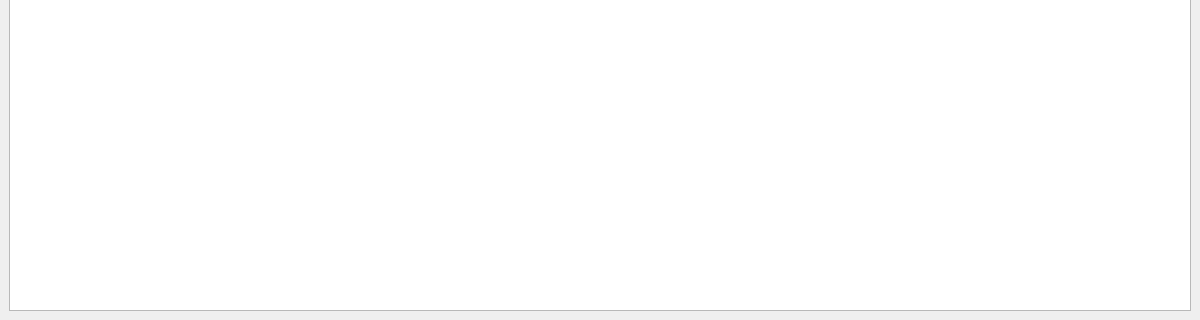
First picture: the form in ui/USLab4a.ui, repository mym-br/us_lab4a, before the edit; both pictures show x 0 to 1200 and y 580 to 900 of the 1200 by 900 pixel window.
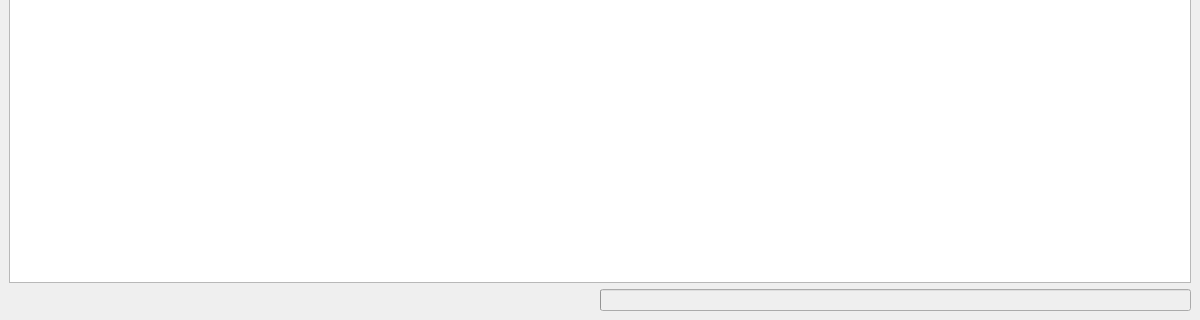
Second picture: the form after the edit. Icons and pictures are not drawn.

What changed in the file:
```diff
--- a/ui/USLab4a.ui
+++ b/ui/USLab4a.ui
@@ -218,6 +218,62 @@
       </property>
      </widget>
     </item>
+    <item row="5" column="0" colspan="4">
+     <widget class="QWidget" name="widget_2" native="true">
+      <layout class="QHBoxLayout" name="horizontalLayout" stretch="1,1">
+       <property name="spacing">
+        <number>0</number>
+       </property>
+       <property name="leftMargin">
+        <number>0</number>
+       </property>
+       <property name="topMargin">
+        <number>0</number>
+       </property>
+       <property name="rightMargin">
+        <number>0</number>
+       </property>
+       <property name="bottomMargin">
+        <number>0</number>
+       </property>
+       <item>
+        <widget class="QLabel" name="progressLabel">
+         <property name="font">
+          <font>
+           <family>Monospace</family>
+           <kerning>false</kerning>
+          </font>
+         </property>
+         <property name="text">
+          <string/>
+         </property>
+         <property name="alignment">
+          <set>Qt::AlignRight|Qt::AlignTrailing|Qt::AlignVCenter</set>
+         </property>
+        </widget>
+       </item>
+       <item>
+        <widget class="QProgressBar" name="progressBar">
+         <property name="enabled">
+          <bool>false</bool>
+         </property>
+         <property name="autoFillBackground">
+          <bool>false</bool>
+         </property>
+         <property name="value">
+          <number>0</number>
+         </property>
+         <property name="textVisible">
+          <bool>false</bool>
+         </property>
+         <property name="invertedAppearance">
+          <bool>false</bool>
+         </property>
+        </widget>
+       </item>
+      </layout>
+     </widget>
+    </item>
    </layout>
   </widget>
   <widget class="QMenuBar" name="menubar">
```
